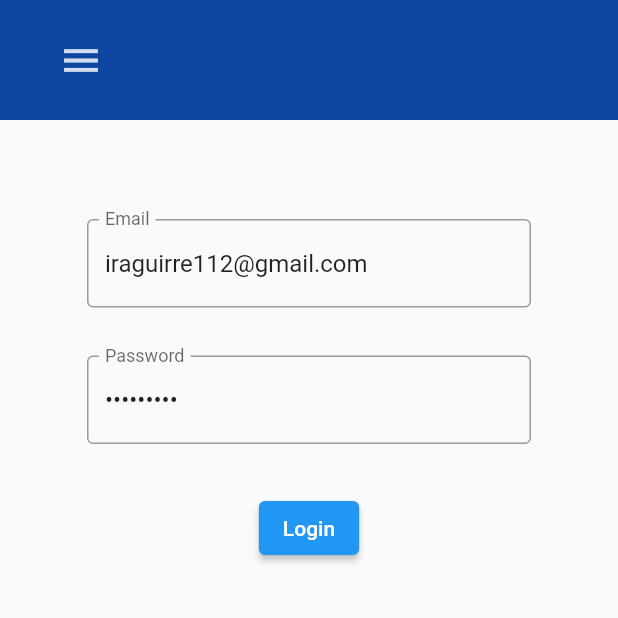
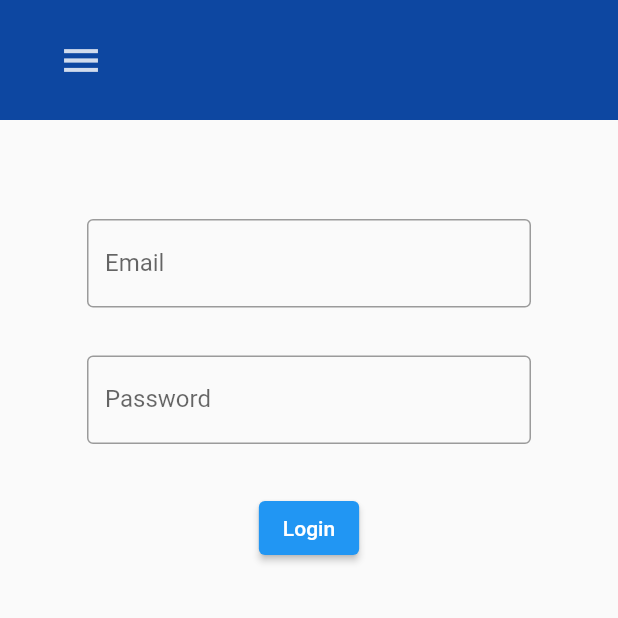
Before and after one commit to iraisvalente/Linkedin, a Flutter app: the screen it shows after launch, on a phone screen of 412 x 824 dp, the top half of it. Run offline on Flutter 3.47's test engine with Material 2 defaults, Android fonts, the phone set to English and light mode, and no system bars; our stand-ins replace csv, dio, file_picker, shared_preferences; missing offline and left inert: dart:html, encrypt, mysql_client, mysql_manager, string_similarity, webview_universal.

Commit message:
erase credentials

```diff
--- a/lib/pages/login/login.dart
+++ b/lib/pages/login/login.dart
@@ -14,10 +14,8 @@ class Login extends StatefulWidget {
 
 class _LoginState extends State<Login> {
   final _formKey = GlobalKey<FormState>();
-  TextEditingController emailController =
-      TextEditingController(text: 'iraguirre112@gmail.com');
-  TextEditingController passwordController =
-      TextEditingController(text: 'yamaha112');
+  TextEditingController emailController = TextEditingController();
+  TextEditingController passwordController = TextEditingController();
   late Future log;
 
   void saveCredentials(String email, String password) async {
```
